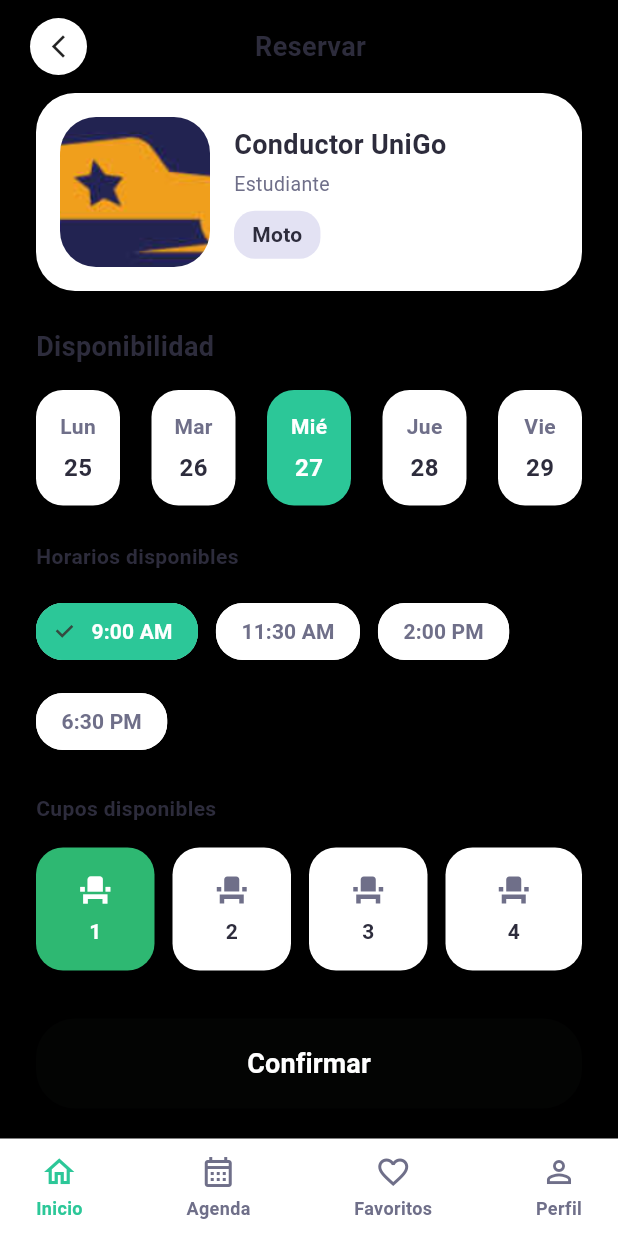
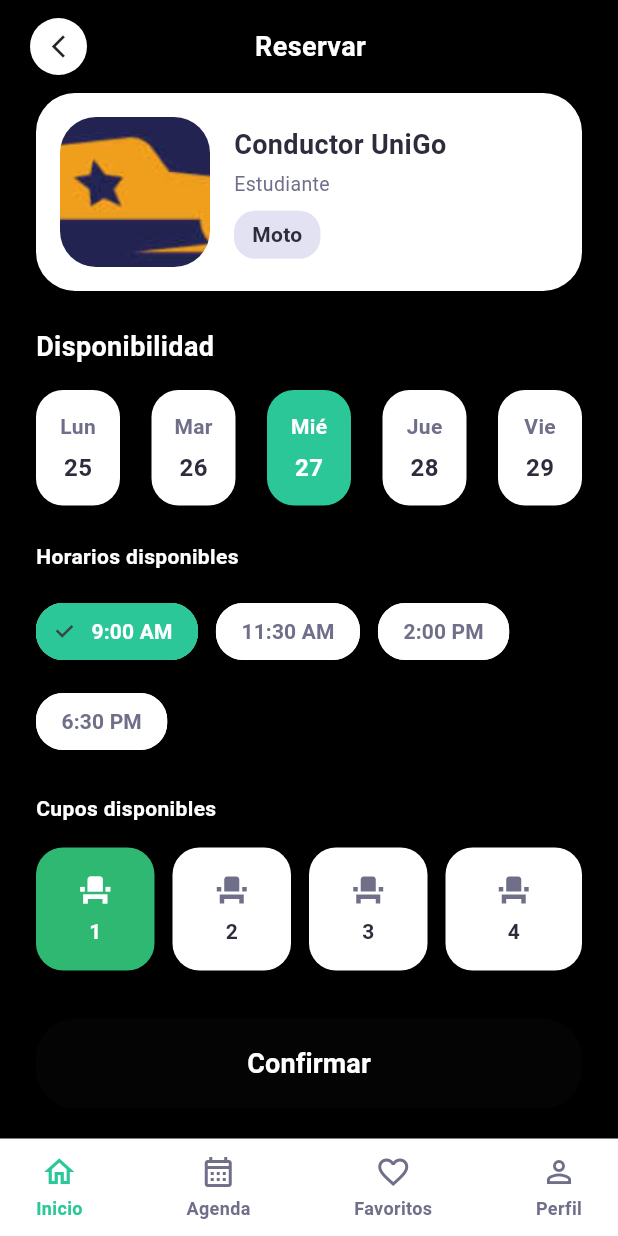
Before and after one commit to Angie-Natalia-Cobo-Vasquez/unigo_frontend, a Flutter app: the BookingScreen screen opened by its route, on a phone screen of 412 x 824 dp. Run offline on Flutter 3.47's test engine with Material 3 defaults, Android fonts, the phone set to English and light mode, and no system bars; our stand-ins replace url_strategy; accounts and stored records are empty.

Commit message:
feat: actualización paleta de colores al 85%

```diff
--- a/lib/screens/booking/booking_screen.dart
+++ b/lib/screens/booking/booking_screen.dart
@@ -77,7 +77,7 @@
                   const Text(
                     'Reservar',
                     style: TextStyle(
-                      color: AppColors.textPrimary,
+                      color: AppColors.primary,
                       fontSize: 18,
                       fontWeight: FontWeight.w700,
                     ),
@@ -167,7 +167,7 @@
                       const Text(
                         'Disponibilidad',
                         style: TextStyle(
-                          color: AppColors.textPrimary,
+                          color: AppColors.primary,
                           fontSize: 18,
                           fontWeight: FontWeight.w700,
                         ),
@@ -228,7 +228,7 @@
                       const Text(
                         'Horarios disponibles',
                         style: TextStyle(
-                          color: AppColors.textPrimary,
+                          color: AppColors.primary,
                           fontWeight: FontWeight.w700,
                         ),
                       ),
@@ -266,7 +266,7 @@
                       const Text(
                         'Cupos disponibles',
                         style: TextStyle(
-                          color: AppColors.textPrimary,
+                          color: AppColors.primary,
                           fontWeight: FontWeight.w700,
                         ),
                       ),
@@ -332,7 +332,7 @@
                         height: 60,
                         child: ElevatedButton(
                           style: ElevatedButton.styleFrom(
-                            backgroundColor: AppColors.primary,
+                            backgroundColor: AppColors.secondary,
                             shape: RoundedRectangleBorder(
                               borderRadius: BorderRadius.circular(26),
                             ),
@@ -357,7 +357,7 @@
                           child: const Text(
                             'Confirmar',
                             style: TextStyle(
-                              color: Colors.white,
+                              color: AppColors.primary,
                               fontSize: 18,
                               fontWeight: FontWeight.w600,
                             ),
--- a/lib/screens/payment/payment_screen.dart
+++ b/lib/screens/payment/payment_screen.dart
@@ -80,7 +80,7 @@
                   const Text(
                     'Paga con Nequi',
                     style: TextStyle(
-                      color: AppColors.textPrimary,
+                      color: AppColors.primary,
                       fontSize: 18,
                       fontWeight: FontWeight.w700,
                     ),
@@ -169,7 +169,7 @@
                       height: 54,
                       child: ElevatedButton(
                         style: ElevatedButton.styleFrom(
-                          backgroundColor: AppColors.primary,
+                          backgroundColor: AppColors.secondary,
                           shape: RoundedRectangleBorder(
                             borderRadius: BorderRadius.circular(26),
                           ),
--- a/lib/screens/profile/edit_profile_screen.dart
+++ b/lib/screens/profile/edit_profile_screen.dart
@@ -132,7 +132,7 @@
                   const Text(
                     'Editar perfil',
                     style: TextStyle(
-                      color: AppColors.textPrimary,
+                      color: AppColors.primary,
                       fontSize: 18,
                       fontWeight: FontWeight.w700,
                     ),
@@ -218,7 +218,7 @@
                   ),
                   onPressed: _handleSave,
                   child: const Text(
-                    'Editar Perfil',
+                    'Editar perfil',
                     style: TextStyle(
                       color: Color.fromARGB(255, 255, 255, 255),
                       fontSize: 16,
--- a/lib/screens/profile/profile_screen.dart
+++ b/lib/screens/profile/profile_screen.dart
@@ -102,7 +102,7 @@
                       const Text(
                         'Mi perfil',
                         style: TextStyle(
-                          color: AppColors.textPrimary,
+                          color: AppColors.primary,
                           fontSize: 22,
                           fontWeight: FontWeight.w700,
                         ),
@@ -174,7 +174,7 @@
                           ? 'Nombre no disponible'
                           : user.fullName,
                       style: const TextStyle(
-                        color: AppColors.textPrimary,
+                        color: AppColors.primary,
                         fontSize: 20,
                         fontWeight: FontWeight.w700,
                       ),
@@ -184,7 +184,7 @@
                       user.correo.isEmpty
                           ? 'Correo no disponible'
                           : user.correo,
-                      style: const TextStyle(color: AppColors.textSecondary),
+                      style: const TextStyle(color: AppColors.primary),
                     ),
                   ],
                 ),
--- a/lib/screens/trips/cancel_trip_screen.dart
+++ b/lib/screens/trips/cancel_trip_screen.dart
@@ -73,7 +73,7 @@
                   const Text(
                     'Cancelar viaje',
                     style: TextStyle(
-                      color: AppColors.textPrimary,
+                      color: AppColors.primary,
                       fontSize: 20,
                       fontWeight: FontWeight.w700,
                     ),
@@ -137,7 +137,7 @@
                             child: const Text(
                               'Cancelar',
                               style: TextStyle(
-                                color: AppColors.textPrimary,
+                                color: Colors.red,
                                 fontWeight: FontWeight.w600,
                               ),
                             ),
@@ -169,7 +169,7 @@
                                 : const Text(
                                     'Sí, cancelar',
                                     style: TextStyle(
-                                      color: Colors.white,
+                                      color: AppColors.secondary,
                                       fontWeight: FontWeight.w600,
                                     ),
                                   ),
```
Also changed, not shown: lib/screens/login/login_screen.dart (+18 -8 lines), lib/screens/ratings/driver_rating_screen.dart (+5 -8 lines).
